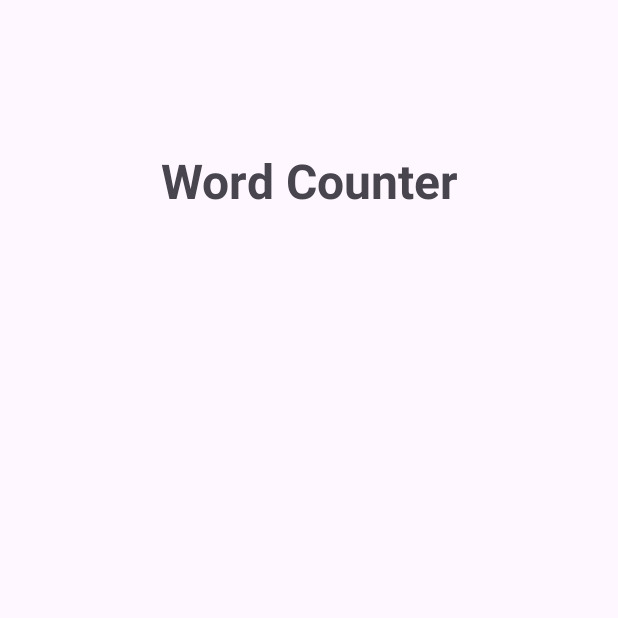
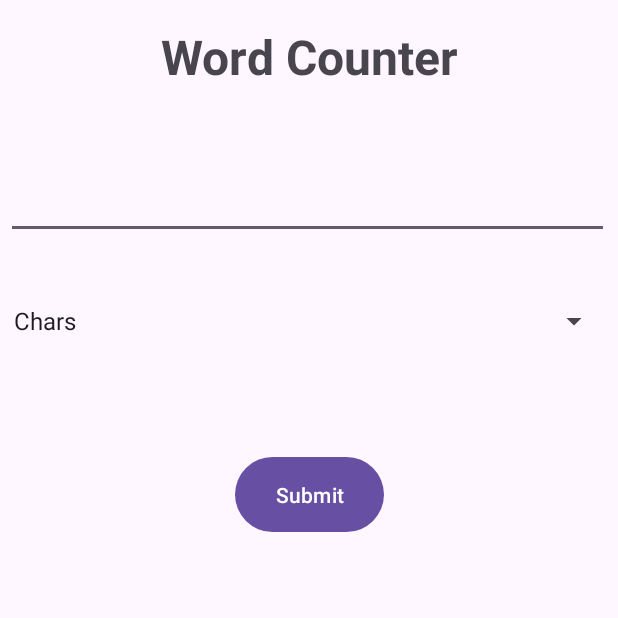
Before and after one commit to tinannan/LAB2_MADT, an Android app: the screen it shows after launch (MainActivity), on a phone screen of 412 x 824 dp, the top half of it. Run offline under Robolectric (Android 15) with nearby library versions, the phone set to English and light mode, and no system bars.

Commit message:
spinner element and basic design

```diff
--- a/app/src/main/java/com/example/lab2_madt/MainActivity.java
+++ b/app/src/main/java/com/example/lab2_madt/MainActivity.java
@@ -1,6 +1,8 @@
 package com.example.lab2_madt;
 
 import android.os.Bundle;
+import android.widget.ArrayAdapter;
+import android.widget.Spinner;
 
 import androidx.activity.EdgeToEdge;
 import androidx.appcompat.app.AppCompatActivity;
@@ -20,5 +22,14 @@ public class MainActivity extends AppCompatActivity {
             v.setPadding(systemBars.left, systemBars.top, systemBars.right, systemBars.bottom);
             return insets;
         });
+
+        Spinner spinnerCounting = (Spinner) findViewById(R.id.spinnerCounting);
+        ArrayAdapter<CharSequence> adapter = ArrayAdapter.createFromResource(
+                this,
+                R.array.counting_options,
+                android.R.layout.simple_spinner_item
+        );
+        adapter.setDropDownViewResource(android.R.layout.simple_spinner_dropdown_item);
+        spinnerCounting.setAdapter(adapter);
     }
 }
--- a/app/src/main/res/layout/activity_main.xml
+++ b/app/src/main/res/layout/activity_main.xml
@@ -8,15 +8,50 @@
     tools:context=".MainActivity">
 
     <TextView
+        android:id="@+id/textView3"
         android:layout_width="wrap_content"
         android:layout_height="wrap_content"
+        android:layout_marginTop="16dp"
         android:text="@string/word_counter"
         android:textSize="32sp"
         android:textStyle="bold"
-        app:layout_constraintBottom_toBottomOf="parent"
         app:layout_constraintEnd_toEndOf="parent"
         app:layout_constraintStart_toStartOf="parent"
+        app:layout_constraintTop_toTopOf="parent" />
+
+    <EditText
+        android:id="@+id/edUserInput"
+        android:layout_width="402dp"
+        android:layout_height="79dp"
+        android:layout_marginStart="4dp"
+        android:layout_marginTop="80dp"
+        android:autofillHints=""
+        android:ems="10"
+        android:inputType="text"
+        android:text="@string/name_text_field"
+        app:layout_constraintStart_toStartOf="parent"
         app:layout_constraintTop_toTopOf="parent"
-        app:layout_constraintVertical_bias="0.126" />
+        tools:ignore="LabelFor" />
+
+    <Button
+        android:id="@+id/button"
+        android:layout_width="99dp"
+        android:layout_height="58dp"
+        android:layout_marginTop="60dp"
+        android:text="@string/btn_count_text"
+        app:layout_constraintEnd_toEndOf="parent"
+        app:layout_constraintStart_toStartOf="parent"
+        app:layout_constraintTop_toBottomOf="@+id/spinnerCounting"
+         />
+
+    <Spinner
+        android:id="@+id/spinnerCounting"
+        android:layout_width="405dp"
+        android:layout_height="53dp"
+        android:layout_marginTop="28dp"
+        app:layout_constraintEnd_toEndOf="parent"
+        app:layout_constraintHorizontal_bias="0.166"
+        app:layout_constraintStart_toStartOf="parent"
+        app:layout_constraintTop_toBottomOf="@+id/edUserInput" />
 
 </androidx.constraintlayout.widget.ConstraintLayout>
--- a/app/src/main/res/values/strings.xml
+++ b/app/src/main/res/values/strings.xml
@@ -1,4 +1,10 @@
 <resources>
     <string name="app_name">LAB 2_MADT</string>
     <string name="word_counter">Word Counter</string>
+    <string name="name_text_field"> </string>
+    <string name="btn_count_text">Submit</string>
+    <string-array name="counting_options">
+        <item>Chars</item>
+        <item>Words</item>
+    </string-array>
 </resources>
```
